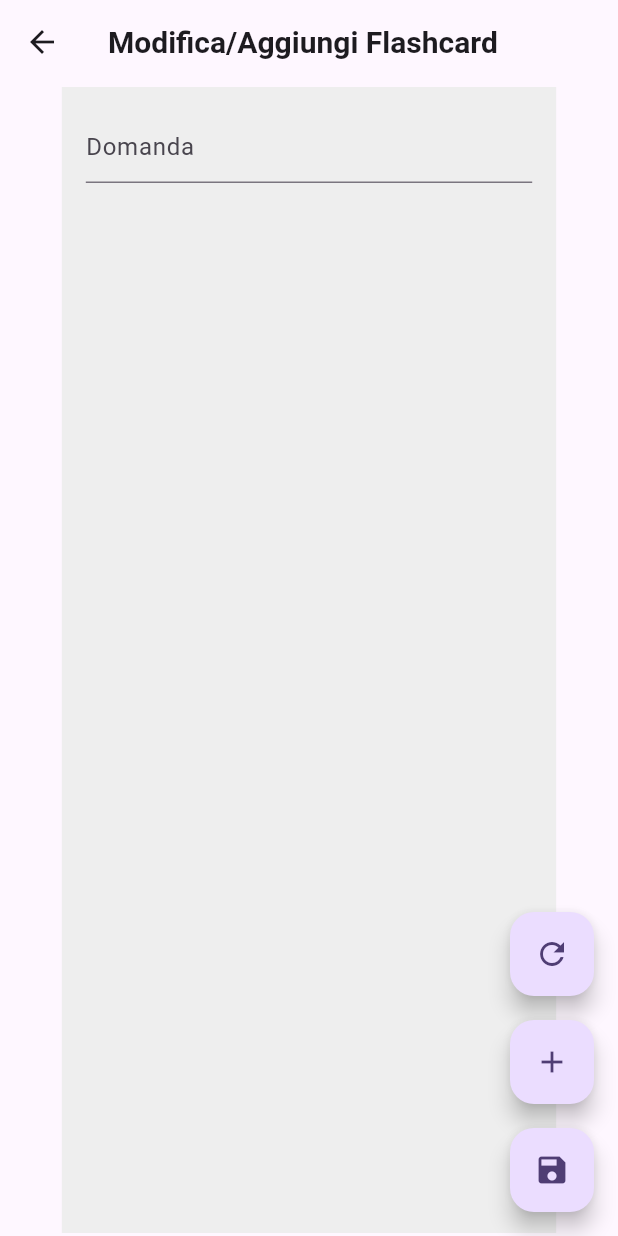
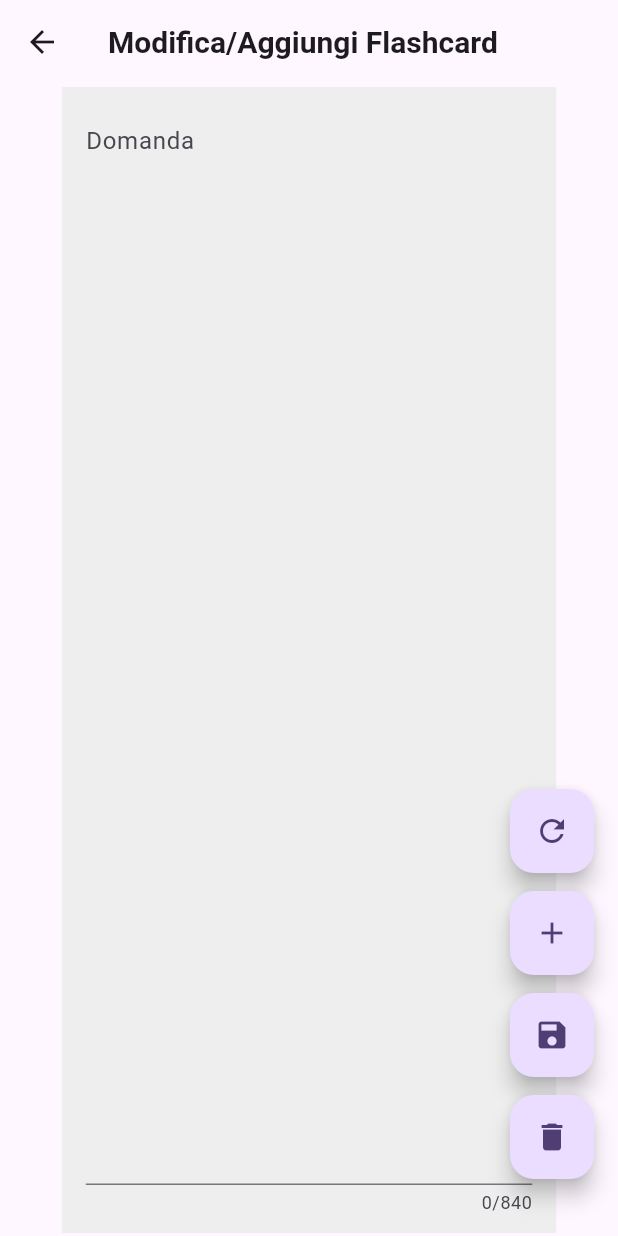
Before and after one commit to Daniel-Diocis/BrainCard, a Flutter app: the ModCreaFlashcardView screen opened directly with empty values, after a tap on the "add" icon, on a phone screen of 412 x 824 dp. Run offline on Flutter 3.47's test engine with Material 2 defaults, Android fonts, the phone set to English and light mode, and no system bars; our stand-ins replace flip_card, sqflite, sqflite_common_ffi; accounts and stored records are empty.

Commit message:
Roba leo

```diff
--- a/FLUTTER/braincard_flutter/lib/ModCreaFlashcard.dart
+++ b/FLUTTER/braincard_flutter/lib/ModCreaFlashcard.dart
@@ -2,6 +2,7 @@ import 'dart:convert';
 import 'dart:math';
 
 import 'package:flutter/material.dart';
+import 'GruppoView.dart';
 import 'flashcard_database.dart';
 import 'model/card.dart' as CardX;
 
@@ -20,6 +21,7 @@ class _ModCreaFlashcardViewState extends State<ModCreaFlashcardView> {
   late TextEditingController _domandaController;
   late TextEditingController _rispostaController;
   late FlashcardDatabase _database;
+  late String gruppoId;
 
   @override
   void initState() {
@@ -56,6 +58,11 @@ class _ModCreaFlashcardViewState extends State<ModCreaFlashcardView> {
           }
         });
       });
+      _database.getDeckById(widget.deckId).then((deck) {
+        setState(() {
+          gruppoId = deck.idGruppo;
+        });
+      });
     });
   }
 
@@ -71,6 +78,11 @@ class _ModCreaFlashcardViewState extends State<ModCreaFlashcardView> {
       // Crea nuovi controller per la nuova flashcard
       newFlashcard.domandaController = TextEditingController();
       newFlashcard.rispostaController = TextEditingController();
+      _pageController.animateToPage(
+        flashcards.length - 1, // Indice della nuova flashcard
+        duration: Duration(milliseconds: 500),
+        curve: Curves.easeOut,
+      );
     });
   }
 
@@ -97,14 +109,33 @@ class _ModCreaFlashcardViewState extends State<ModCreaFlashcardView> {
           id: flashcard.id,
           domanda: flashcard.domanda,
           risposta: flashcard.risposta,
-          completata:0,
+          completata: 0,
           deckID: widget.deckId,
         ));
       }
     }
+    // Torna alla schermata precedente
+    Navigator.push(
+      context,
+      MaterialPageRoute(
+        builder: (context) => GruppoView(gruppoId: gruppoId),
+      ),
+    ).then((_) {
+      setState(() {});
+    });
+  }
 
-    // Torna alla schermata precedente
-    Navigator.of(context).pop();
+  void _deleteFlashcard() async {
+    var cardId = flashcards[_pageController.page!.round()].id;
+    _database.deleteCard(cardId);
+    for (var flashcard in flashcards) {
+      if (flashcard.id == cardId) {
+        // se la carta era nuova e non salvata viene solo tolta dalla visualizzazione
+        setState(() {
+          flashcards.remove(flashcard);
+        });
+      }
+    }
   }
 
   String _generateRandomId() {
@@ -171,7 +202,8 @@ class _ModCreaFlashcardViewState extends State<ModCreaFlashcardView> {
                       controller: flashcard.isFront
                           ? flashcard.domandaController
                           : flashcard.rispostaController,
-                      maxLines: null,
+                      maxLines: 30,
+                      maxLength: 840,
                       decoration: InputDecoration(
                         hintText: (flashcard.isFront
                             ? 'Domanda'
@@ -187,6 +219,7 @@ class _ModCreaFlashcardViewState extends State<ModCreaFlashcardView> {
       ),
       floatingActionButton: Column(
         mainAxisAlignment: MainAxisAlignment.end,
+        verticalDirection: VerticalDirection.down,
         children: [
           FloatingActionButton(
             onPressed: () {
@@ -196,20 +229,28 @@ class _ModCreaFlashcardViewState extends State<ModCreaFlashcardView> {
             },
             child: Icon(Icons.refresh),
           ),
-          SizedBox(height: 16),
+          SizedBox(height: 12),
           FloatingActionButton(
             onPressed: () {
               _addNewFlashcard();
             },
             child: Icon(Icons.add),
           ),
-          SizedBox(height: 16),
+          SizedBox(height: 12),
           FloatingActionButton(
             onPressed: () {
               _salvaFlashcard();
             },
             child: Icon(Icons.save),
           ),
+          SizedBox(height: 12),
+          FloatingActionButton(
+            onPressed: () {
+              _deleteFlashcard();
+            },
+            child: Icon(Icons.delete),
+          ),
+          SizedBox(height: 22),
         ],
       ),
     );
@@ -232,7 +273,7 @@ class Flashcard {
     required this.domanda,
     required this.risposta,
     required this.isFront,
-    this.completata=0,
+    this.completata = 0,
   });
 
   void toggleSide() {
```
Also changed, not shown: FLUTTER/braincard_flutter/lib/flashcard_database.dart (+8 -0 lines).
